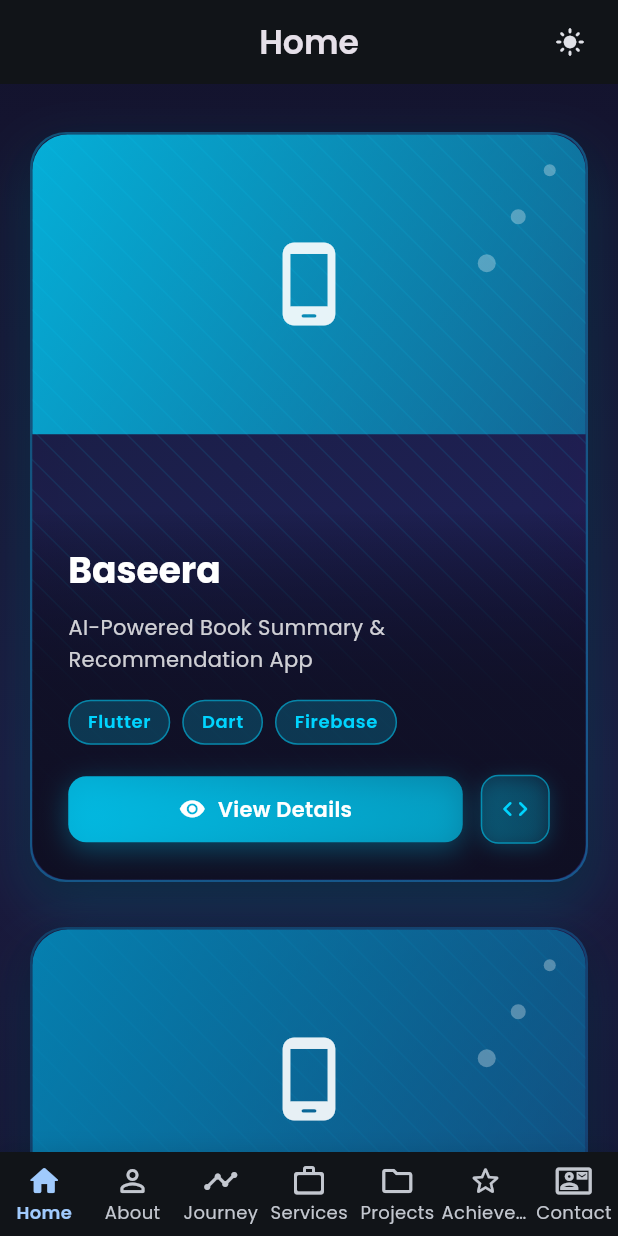
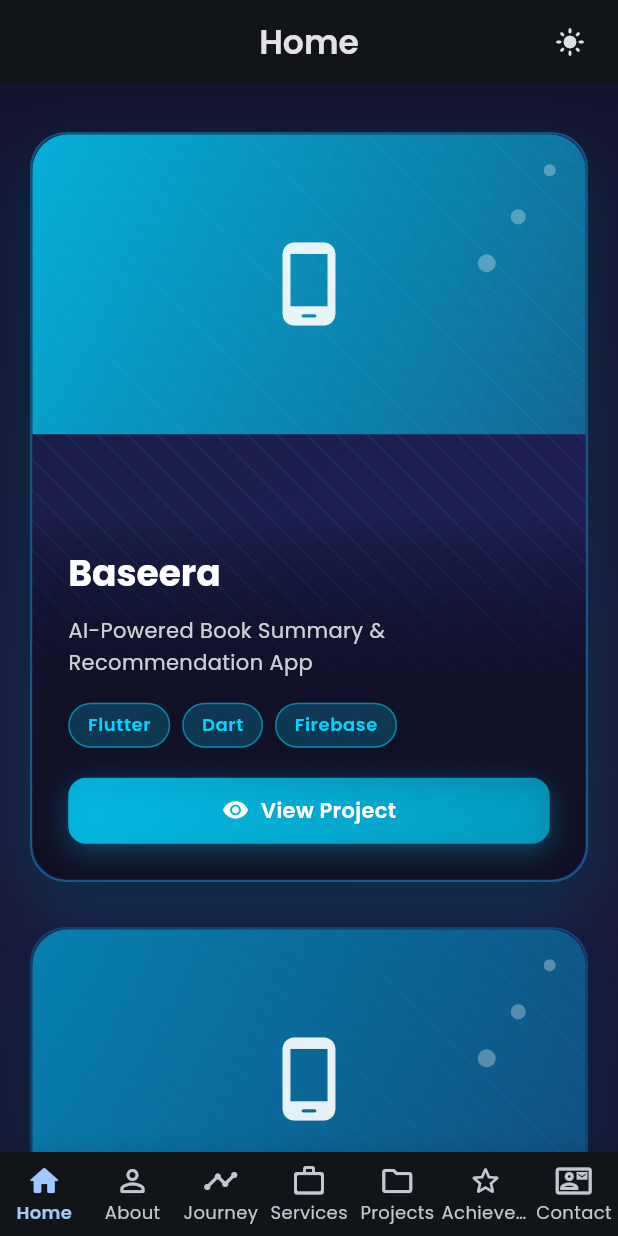
Before and after one commit to AbdoEmad11/portfolio, a Flutter app: the screen it shows after launch, scrolled down 1152 dp, on a phone screen of 412 x 824 dp. Run offline on Flutter 3.47's test engine with Material 3 defaults, Android fonts, the light colour scheme and no system bars; our stand-ins replace flutter_bloc, font_awesome_flutter, go_router, google_fonts, shared_preferences.

Commit message:
Revert project cards to original single View Project button

```diff
--- a/lib/presentation/widgets/home_view/creative_projects_section.dart
+++ b/lib/presentation/widgets/home_view/creative_projects_section.dart
@@ -433,12 +433,11 @@ class _CreativeProjectsSectionState extends State<CreativeProjectsSection>
 
             const SizedBox(height: 20),
 
-            // Action buttons
-            Row(
-              children: [
-                // View Details button
-                Expanded(
+            // Action button
+            AnimatedContainer(
+              duration: const Duration(milliseconds: 300),
               child: Container(
+                width: double.infinity,
                 decoration: BoxDecoration(
                   gradient: LinearGradient(
                     colors: [
@@ -472,7 +471,7 @@ class _CreativeProjectsSectionState extends State<CreativeProjectsSection>
                           ),
                           const SizedBox(width: 8),
                           Text(
-                                'View Details',
+                            'View Project',
                             style: context.textTheme.bodyMedium?.copyWith(
                               color: Colors.white,
                               fontWeight: FontWeight.w600,
@@ -484,50 +483,6 @@ class _CreativeProjectsSectionState extends State<CreativeProjectsSection>
                   ),
                 ),
               ),
-                ),
-
-                // GitHub button (if available)
-                if (project.githubUrl != null) ...[
-                  const SizedBox(width: 12),
-                  Container(
-                    decoration: BoxDecoration(
-                      gradient: LinearGradient(
-                        colors: [
-                          color.withOpacity(0.2),
-                          color.withOpacity(0.1),
-                        ],
-                      ),
-                      borderRadius: BorderRadius.circular(12),
-                      border: Border.all(
-                        color: color.withOpacity(0.5),
-                        width: 1,
-                      ),
-                      boxShadow: [
-                        BoxShadow(
-                          color: color.withOpacity(0.2),
-                          blurRadius: 10,
-                          offset: const Offset(0, 3),
-                        ),
-                      ],
-                    ),
-                    child: Material(
-                      color: Colors.transparent,
-                      child: InkWell(
-                        onTap: () => AppHelpers.launchURL(project.githubUrl!),
-                        borderRadius: BorderRadius.circular(12),
-                        child: Padding(
-                          padding: const EdgeInsets.all(12),
-                          child: Icon(
-                            Icons.code_rounded,
-                            color: color,
-                            size: 20,
-                          ),
-                        ),
-                      ),
-                    ),
-                  ),
-                ],
-              ],
             ),
           ],
         ),
```
Also changed, not shown: 3 other files. Lines whose indentation alone changed are shown as unchanged.
